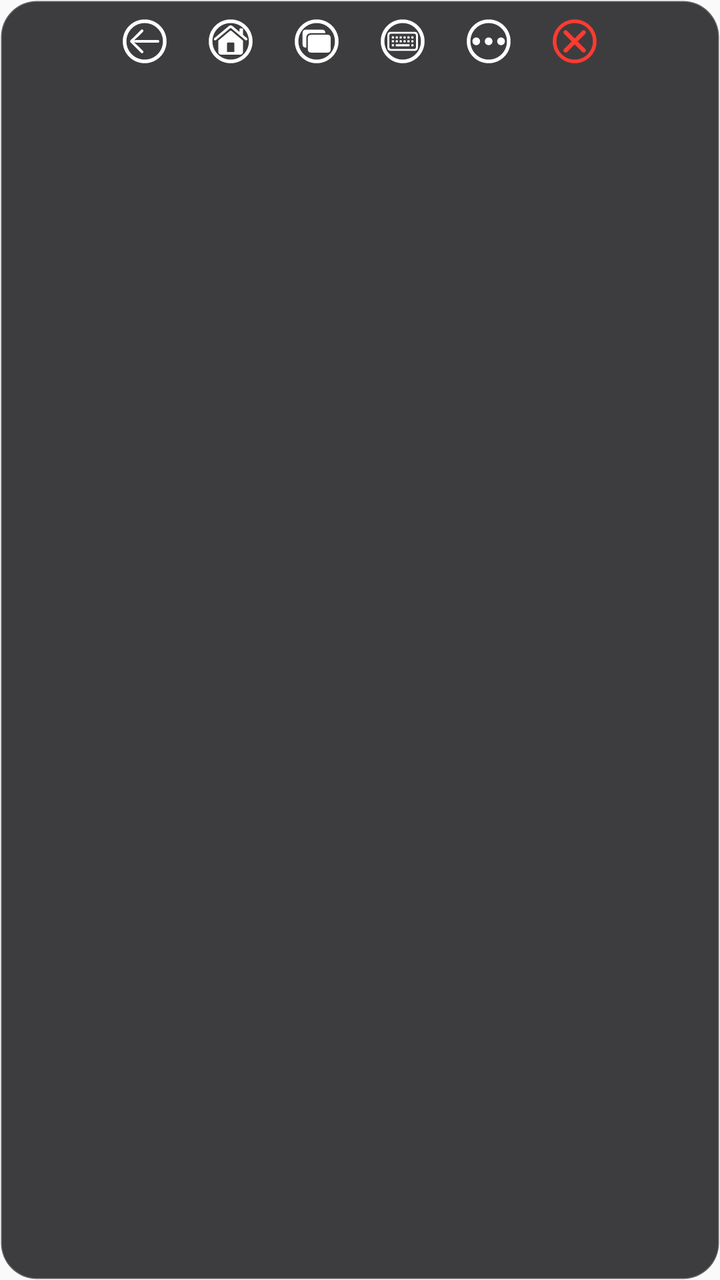
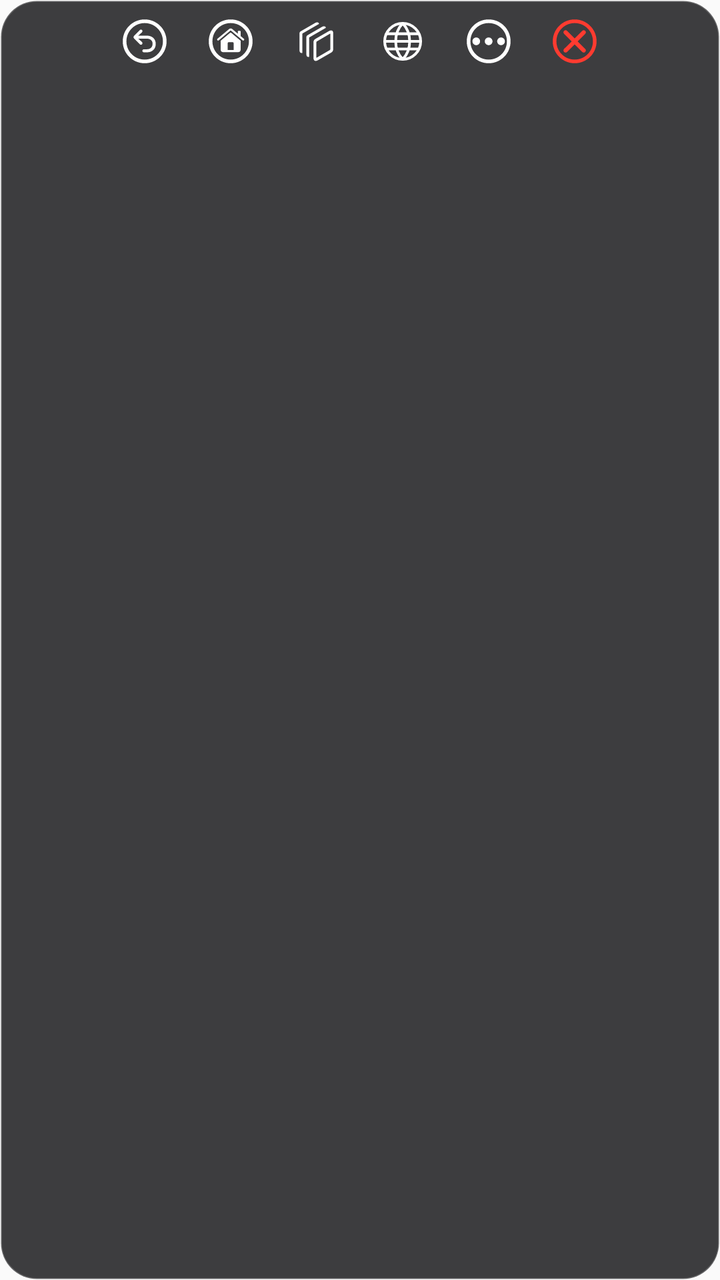

Compare the two renders of this Android layout. The source of the first and the diff that turns it into the second are given below.
<!-- AndroidManifest.xml: application theme Theme.ScreenRemote -->
<!-- res/layout/floating_menu.xml -->
<?xml version="1.0" encoding="utf-8"?>
<LinearLayout xmlns:android="http://schemas.android.com/apk/res/android"
    android:layout_width="wrap_content"
    android:layout_height="wrap_content"
    android:orientation="vertical"
    android:background="@drawable/floating_menu_bg"
    android:paddingStart="7dp"
    android:paddingTop="0.5dp"
    android:paddingEnd="7dp"
    android:paddingBottom="0.5dp"
    android:gravity="center_horizontal">

    <LinearLayout
        android:id="@+id/layout_more_actions"
        android:layout_width="wrap_content"
        android:layout_height="wrap_content"
        android:layout_marginBottom="-4dp"
        android:gravity="center_vertical"
        android:orientation="horizontal"
        android:visibility="gone">

        <ImageButton
            android:id="@+id/btn_rotate_target"
            android:layout_width="42dp"
            android:layout_height="42dp"
            android:background="@android:color/transparent"
            android:contentDescription="@string/floating_menu_rotate_target"
            android:paddingStart="5dp"
            android:paddingTop="7dp"
            android:paddingEnd="5dp"
            android:paddingBottom="3dp"
            android:rotation="90"
            android:scaleType="centerInside"
            android:src="@drawable/ic_toolbar_refresh" />

        <ImageButton
            android:id="@+id/btn_upload"
            android:layout_width="42dp"
            android:layout_height="42dp"
            android:layout_marginStart="3dp"
            android:background="@android:color/transparent"
            android:contentDescription="@string/floating_menu_upload"
            android:paddingStart="5dp"
            android:paddingTop="7dp"
            android:paddingEnd="5dp"
            android:paddingBottom="3dp"
            android:scaleType="centerInside"
            android:src="@drawable/ic_toolbar_share" />

        <ImageButton
            android:id="@+id/btn_layout_inspector"
            android:layout_width="42dp"
            android:layout_height="42dp"
            android:layout_marginStart="3dp"
            android:background="@android:color/transparent"
            android:contentDescription="@string/floating_menu_layout_inspector"
            android:paddingStart="5dp"
            android:paddingTop="7dp"
            android:paddingEnd="5dp"
            android:paddingBottom="3dp"
            android:scaleType="centerInside"
            android:src="@drawable/ic_toolbar_ui" />

        <ImageButton
            android:id="@+id/btn_adapt_resolution"
            android:layout_width="42dp"
            android:layout_height="42dp"
            android:layout_marginStart="3dp"
            android:background="@android:color/transparent"
            android:contentDescription="@string/floating_menu_adapt_device_resolution"
            android:paddingStart="5dp"
            android:paddingTop="7dp"
            android:paddingEnd="5dp"
            android:paddingBottom="3dp"
            android:scaleType="centerInside"
            android:src="@drawable/ic_toolbar_resolution" />
    </LinearLayout>

    <LinearLayout
        android:id="@+id/layout_main_actions"
        android:layout_width="wrap_content"
        android:layout_height="wrap_content"
        android:gravity="center_vertical"
        android:orientation="horizontal">

        <ImageButton
            android:id="@+id/btn_back"
            android:layout_width="40.dp"
            android:layout_height="40.dp"
            android:background="@android:color/transparent"
            android:src="@drawable/ic_toolbar_back"
            android:scaleType="centerInside"
            android:padding="7dp"
            android:contentDescription="@string/floating_menu_back" />

        <ImageButton
            android:id="@+id/btn_home"
            android:layout_width="40.dp"
            android:layout_height="40.dp"
            android:layout_marginStart="3dp"
            android:background="@android:color/transparent"
            android:src="@drawable/ic_toolbar_home"
            android:scaleType="centerInside"
            android:padding="7dp"
            android:contentDescription="@string/floating_menu_home" />

        <ImageButton
            android:id="@+id/btn_recent"
            android:layout_width="40.dp"
            android:layout_height="40.dp"
            android:layout_marginStart="3dp"
            android:background="@android:color/transparent"
            android:src="@drawable/ic_toolbar_switch"
            android:scaleType="centerInside"
            android:padding="7dp"
            android:contentDescription="@string/floating_menu_recents" />

        <ImageButton
            android:id="@+id/btn_keyboard"
            android:layout_width="40.dp"
            android:layout_height="40.dp"
            android:layout_marginStart="3dp"
            android:background="@android:color/transparent"
            android:src="@drawable/ic_toolbar_keyboard"
            android:scaleType="centerInside"
            android:padding="7dp"
            android:contentDescription="@string/floating_menu_keyboard" />

        <ImageButton
            android:id="@+id/btn_menu"
            android:layout_width="40.dp"
            android:layout_height="40.dp"
            android:layout_marginStart="3dp"
            android:background="@android:color/transparent"
            android:src="@drawable/ic_toolbar_more"
            android:scaleType="centerInside"
            android:padding="7dp"
            android:contentDescription="@string/floating_menu_options" />

        <ImageButton
            android:id="@+id/btn_close"
            android:layout_width="40.dp"
            android:layout_height="40.dp"
            android:layout_marginStart="3dp"
            android:background="@android:color/transparent"
            android:contentDescription="@string/floating_menu_disconnect"
            android:padding="7dp"
            android:scaleType="centerInside"
            android:src="@drawable/ic_toolbar_close" />
    </LinearLayout>

</LinearLayout>
<!-- resources referenced by this layout -->
<resources>
  <!-- drawable ic_toolbar_back (drawable) -->
  <?xml version="1.0" encoding="utf-8"?>
  <vector xmlns:android="http://schemas.android.com/apk/res/android"
      android:width="24dp"
      android:height="24dp"
      android:viewportWidth="24.0"
      android:viewportHeight="24.0">
      <group
          android:scaleX="1.1"
          android:scaleY="1.1"
          android:translateX="1.042966"
          android:translateY="1.042966">
          <path
              android:fillColor="#FFFFFFFF"
              android:pathData="M19.9219 9.96094C19.9219 15.459 15.459 19.9219 9.96094 19.9219C4.46289 19.9219 0 15.459 0 9.96094C0 4.46289 4.46289 0 9.96094 0C15.459 0 19.9219 4.46289 19.9219 9.96094ZM1.66016 9.96094C1.66016 14.5508 5.37109 18.2617 9.96094 18.2617C14.5508 18.2617 18.2617 14.5508 18.2617 9.96094C18.2617 5.37109 14.5508 1.66016 9.96094 1.66016C5.37109 1.66016 1.66016 5.37109 1.66016 9.96094Z" />
      </group>
      <group
          android:scaleX="0.805"
          android:scaleY="0.805"
          android:translateX="4.70072"
          android:translateY="6.04116">
          <path
              android:fillColor="#FFFFFFFF"
              android:pathData="M7.42188 14.8047C7.90039 14.8047 8.28125 14.4531 8.28125 13.9648C8.28125 13.7305 8.19336 13.4961 8.03711 13.3496L5.84961 11.123L1.77734 7.40234L5.84961 3.68164L8.03711 1.45508C8.19336 1.29883 8.28125 1.07422 8.28125 0.839844C8.28125 0.351562 7.90039 0 7.42188 0C7.1875 0 6.98242 0.078125 6.76758 0.292969L0.302734 6.74805C0.107422 6.93359 0 7.1582 0 7.40234C0 7.64648 0.107422 7.87109 0.302734 8.05664L6.78711 14.5312C6.98242 14.7168 7.1875 14.8047 7.42188 14.8047ZM4.92188 8.27148L17.2754 8.27148C17.7832 8.27148 18.1348 7.91016 18.1348 7.40234C18.1348 6.89453 17.7832 6.5332 17.2754 6.5332L4.92188 6.5332L1.77734 6.72852C1.37695 6.72852 1.10352 7.00195 1.10352 7.40234C1.10352 7.80273 1.37695 8.07617 1.77734 8.07617Z" />
      </group>
  </vector>
  <!-- drawable ic_toolbar_home: vector/xml drawable (drawable, 2119 chars, omitted) -->
  <!-- drawable ic_toolbar_keyboard: vector/xml drawable (drawable, 7016 chars, omitted) -->
  <!-- drawable ic_toolbar_refresh (drawable) -->
  <?xml version="1.0" encoding="utf-8"?>
  <vector xmlns:android="http://schemas.android.com/apk/res/android"
      android:width="24dp"
      android:height="24dp"
      android:viewportWidth="24.0"
      android:viewportHeight="24.0">
      <group
          android:scaleX="0.9920593912888919"
          android:scaleY="0.9920593912888919"
          android:translateX="0.0"
          android:translateY="2.1133345182931613">
          <path
              android:fillColor="#FFFFFFFF"
              android:pathData="M23.1361 8.33984L18.6537 8.33984C17.9603 8.33984 17.7845 8.80859 18.1556 9.3457L20.3431 12.4609C20.6556 12.9102 21.1244 12.9199 21.4466 12.4609L23.6341 9.35547C24.015 8.80859 23.8294 8.33984 23.1361 8.33984ZM11.9154 1.66016C16.5052 1.66016 20.2162 5.37109 20.2162 9.96094C20.2162 10.4102 20.5873 10.7812 21.056 10.7812C21.5052 10.7812 21.8666 10.4199 21.8763 9.9707C21.8666 4.45312 17.4134 0 11.9154 0C8.98569 0 6.32944 1.26953 4.50327 3.31055C4.10288 3.75 4.2396 4.32617 4.61069 4.58008C4.92319 4.81445 5.34311 4.83398 5.75327 4.39453C7.27671 2.70508 9.47397 1.66016 11.9154 1.66016ZM0.694677 11.582L5.1771 11.582C5.87046 11.582 6.04624 11.1035 5.67515 10.5762L3.48765 7.45117C3.17515 7.01172 2.7064 7.00195 2.38413 7.45117L0.19663 10.5664C-0.184229 11.1035-0.00844799 11.582 0.694677 11.582ZM11.9154 18.2617C7.32554 18.2617 3.6146 14.5508 3.6146 9.96094C3.6146 9.51172 3.23374 9.13086 2.77476 9.13086C2.32554 9.13086 1.96421 9.50195 1.95444 9.95117C1.96421 15.4688 6.41733 19.9219 11.9154 19.9219C14.8451 19.9219 17.5013 18.6523 19.3275 16.6113C19.7279 16.1621 19.5912 15.5957 19.2201 15.332C18.9076 15.1074 18.4876 15.0879 18.0775 15.5176C16.5541 17.207 14.3568 18.2617 11.9154 18.2617Z" />
      </group>
  </vector>
  <!-- drawable ic_toolbar_resolution: vector/xml drawable (drawable, 2079 chars, omitted) -->
  <!-- drawable ic_toolbar_switch (drawable) -->
  <?xml version="1.0" encoding="utf-8"?>
  <vector xmlns:android="http://schemas.android.com/apk/res/android"
      android:width="24dp"
      android:height="24dp"
      android:viewportWidth="24.0"
      android:viewportHeight="24.0">
      <group
          android:scaleX="1.1"
          android:scaleY="1.1"
          android:translateX="1.042966"
          android:translateY="1.042966">
          <path
              android:fillColor="#FFFFFFFF"
              android:pathData="M19.9219 9.96094C19.9219 15.459 15.459 19.9219 9.96094 19.9219C4.46289 19.9219 0 15.459 0 9.96094C0 4.46289 4.46289 0 9.96094 0C15.459 0 19.9219 4.46289 19.9219 9.96094ZM1.66016 9.96094C1.66016 14.5508 5.37109 18.2617 9.96094 18.2617C14.5508 18.2617 18.2617 14.5508 18.2617 9.96094C18.2617 5.37109 14.5508 1.66016 9.96094 1.66016C5.37109 1.66016 1.66016 5.37109 1.66016 9.96094Z" />
      </group>
      <group
          android:scaleX="1.24"
          android:scaleY="1.24"
          android:translateX="-0.351565"
          android:translateY="-0.351565">
          <path
              android:fillColor="#FFFFFFFF"
              android:pathData="M13.4766 6.58203L13.4766 6.66992L7.75391 6.66992C6.50391 6.66992 5.79102 7.39258 5.79102 8.61328L5.79102 12.4902L5.60547 12.4902C4.70703 12.4902 4.26758 12.0508 4.26758 11.1523L4.26758 6.58203C4.26758 5.71289 4.70703 5.26367 5.60547 5.26367L12.1387 5.26367C13.0273 5.26367 13.4766 5.71289 13.4766 6.58203Z" />
          <path
              android:fillColor="#FFFFFFFF"
              android:pathData="M7.75391 14.5117L14.2773 14.5117C15.1758 14.5117 15.6152 14.0723 15.6152 13.1836L15.6152 8.61328C15.6152 7.74414 15.1758 7.28516 14.2773 7.28516L7.75391 7.28516C6.85547 7.28516 6.40625 7.74414 6.40625 8.61328L6.40625 13.1836C6.40625 14.0723 6.85547 14.5117 7.75391 14.5117Z" />
      </group>
  </vector>
  <!-- drawable ic_toolbar_ui: vector/xml drawable (drawable, 2811 chars, omitted) -->
  <!-- unchanged entries left out for length: 15 -->
</resources>

<!-- the commit's change to res/layout/floating_menu.xml (unified diff, before → after) -->
@@ -25,10 +25,10 @@
             android:layout_height="42dp"
             android:background="@android:color/transparent"
             android:contentDescription="@string/floating_menu_rotate_target"
-            android:paddingStart="5dp"
-            android:paddingTop="7dp"
-            android:paddingEnd="5dp"
-            android:paddingBottom="3dp"
+            android:paddingStart="7dp"
+            android:paddingTop="9dp"
+            android:paddingEnd="7dp"
+            android:paddingBottom="5dp"
             android:rotation="90"
             android:scaleType="centerInside"
             android:src="@drawable/ic_toolbar_refresh" />
<!-- resource entries referenced after the edit -->
@@ -14,39 +14,13 @@
           android:translateY="1.042966">
           <path
               android:fillColor="#FFFFFFFF"
-              android:pathData="M19.9219 9.96094C19.9219 15.459 15.459 19.9219 9.96094 19.9219C4.46289 19.9219 0 15.459 0 9.96094C0 4.46289 4.46289 0 9.96094 0C15.459 0 19.9219 4.46289 19.9219 9.96094ZM1.66016 9.96094C1.66016 14.5508 5.37109 18.2617 9.96094 18.2617C14.5508 18.2617 18.2617 14.5508 18.2617 9.96094C18.2617 5.37109 14.5508 1.66016 9.96094 1.66016C5.37109 1.66016 1.66016 5.37109 1.66016 9.96094Z" />
-      </group>
-      <group
-          android:scaleX="0.805"
-          android:scaleY="0.805"
-          android:translateX="4.70072"
-          android:translateY="6.04116">
+              android:pathData="M9.96094 19.9219C15.459 19.9219 19.9219 15.459 19.9219 9.96094C19.9219 4.46289 15.459 0 9.96094 0C4.46289 0 0 4.46289 0 9.96094C0 15.459 4.46289 19.9219 9.96094 19.9219ZM9.96094 18.2617C5.37109 18.2617 1.66016 14.5508 1.66016 9.96094C1.66016 5.37109 5.37109 1.66016 9.96094 1.66016C14.5508 1.66016 18.2617 5.37109 18.2617 9.96094C18.2617 14.5508 14.5508 18.2617 9.96094 18.2617Z" />
           <path
               android:fillColor="#FFFFFFFF"
-              android:pathData="M7.42188 14.8047C7.90039 14.8047 8.28125 14.4531 8.28125 13.9648C8.28125 13.7305 8.19336 13.4961 8.03711 13.3496L5.84961 11.123L1.77734 7.40234L5.84961 3.68164L8.03711 1.45508C8.19336 1.29883 8.28125 1.07422 8.28125 0.839844C8.28125 0.351562 7.90039 0 7.42188 0C7.1875 0 6.98242 0.078125 6.76758 0.292969L0.302734 6.74805C0.107422 6.93359 0 7.1582 0 7.40234C0 7.64648 0.107422 7.87109 0.302734 8.05664L6.78711 14.5312C6.98242 14.7168 7.1875 14.8047 7.42188 14.8047ZM4.92188 8.27148L17.2754 8.27148C17.7832 8.27148 18.1348 7.91016 18.1348 7.40234C18.1348 6.89453 17.7832 6.5332 17.2754 6.5332L4.92188 6.5332L1.77734 6.72852C1.37695 6.72852 1.10352 7.00195 1.10352 7.40234C1.10352 7.80273 1.37695 8.07617 1.77734 8.07617Z" />
+              android:pathData="M4.89258 8.05664C4.89258 8.29102 5 8.48633 5.15625 8.65234L7.76367 11.3086C7.90039 11.4453 8.05664 11.5137 8.26172 11.5137C8.65234 11.5137 8.95508 11.2109 8.95508 10.8008C8.95508 10.625 8.88672 10.4297 8.74023 10.3027L7.51953 9.13086L6.10352 8.07617L7.72461 6.80664L8.73047 5.83008C8.86719 5.71289 8.95508 5.52734 8.95508 5.32227C8.95508 4.92188 8.65234 4.61914 8.25195 4.61914C8.04688 4.61914 7.89062 4.67773 7.75391 4.82422L5.15625 7.46094C5 7.62695 4.89258 7.83203 4.89258 8.05664ZM8.91602 14.2676C8.91602 14.7168 9.23828 14.9609 9.67773 14.9609L11.0156 14.9609C13.291 14.9609 15 13.4961 15 11.1523C15 8.80859 13.3008 7.38281 11.0254 7.38281L8.10547 7.38281L6.18164 7.41211C5.82031 7.42188 5.53711 7.70508 5.53711 8.04688C5.53711 8.4082 5.82031 8.68164 6.18164 8.69141L8.10547 8.75L11.0254 8.75C12.4609 8.75 13.5645 9.57031 13.5645 11.0742C13.5645 12.6172 12.4902 13.5645 11.0156 13.5645L9.6582 13.5645C9.23828 13.5645 8.91602 13.8086 8.91602 14.2676Z" />
       </group>
   </vector>
-  <!-- drawable ic_toolbar_home: vector/xml drawable (drawable, 2119 chars, omitted) -->
-  <!-- drawable ic_toolbar_keyboard: vector/xml drawable (drawable, 7016 chars, omitted) -->
-  <!-- drawable ic_toolbar_refresh (drawable) -->
-  <?xml version="1.0" encoding="utf-8"?>
-  <vector xmlns:android="http://schemas.android.com/apk/res/android"
-      android:width="24dp"
-      android:height="24dp"
-      android:viewportWidth="24.0"
-      android:viewportHeight="24.0">
-      <group
-          android:scaleX="0.9920593912888919"
-          android:scaleY="0.9920593912888919"
-          android:translateX="0.0"
-          android:translateY="2.1133345182931613">
-          <path
-              android:fillColor="#FFFFFFFF"
-              android:pathData="M23.1361 8.33984L18.6537 8.33984C17.9603 8.33984 17.7845 8.80859 18.1556 9.3457L20.3431 12.4609C20.6556 12.9102 21.1244 12.9199 21.4466 12.4609L23.6341 9.35547C24.015 8.80859 23.8294 8.33984 23.1361 8.33984ZM11.9154 1.66016C16.5052 1.66016 20.2162 5.37109 20.2162 9.96094C20.2162 10.4102 20.5873 10.7812 21.056 10.7812C21.5052 10.7812 21.8666 10.4199 21.8763 9.9707C21.8666 4.45312 17.4134 0 11.9154 0C8.98569 0 6.32944 1.26953 4.50327 3.31055C4.10288 3.75 4.2396 4.32617 4.61069 4.58008C4.92319 4.81445 5.34311 4.83398 5.75327 4.39453C7.27671 2.70508 9.47397 1.66016 11.9154 1.66016ZM0.694677 11.582L5.1771 11.582C5.87046 11.582 6.04624 11.1035 5.67515 10.5762L3.48765 7.45117C3.17515 7.01172 2.7064 7.00195 2.38413 7.45117L0.19663 10.5664C-0.184229 11.1035-0.00844799 11.582 0.694677 11.582ZM11.9154 18.2617C7.32554 18.2617 3.6146 14.5508 3.6146 9.96094C3.6146 9.51172 3.23374 9.13086 2.77476 9.13086C2.32554 9.13086 1.96421 9.50195 1.95444 9.95117C1.96421 15.4688 6.41733 19.9219 11.9154 19.9219C14.8451 19.9219 17.5013 18.6523 19.3275 16.6113C19.7279 16.1621 19.5912 15.5957 19.2201 15.332C18.9076 15.1074 18.4876 15.0879 18.0775 15.5176C16.5541 17.207 14.3568 18.2617 11.9154 18.2617Z" />
-      </group>
-  </vector>
-  <!-- drawable ic_toolbar_resolution: vector/xml drawable (drawable, 2079 chars, omitted) -->
-  <!-- drawable ic_toolbar_switch (drawable) -->
+  <!-- drawable ic_toolbar_home (drawable) -->
   <?xml version="1.0" encoding="utf-8"?>
   <vector xmlns:android="http://schemas.android.com/apk/res/android"
       android:width="24dp"
@@ -60,22 +34,116 @@
           android:translateY="1.042966">
           <path
               android:fillColor="#FFFFFFFF"
+              android:pathData="M9.96094 19.9219C15.459 19.9219 19.9219 15.459 19.9219 9.96094C19.9219 4.46289 15.459 0 9.96094 0C4.46289 0 0 4.46289 0 9.96094C0 15.459 4.46289 19.9219 9.96094 19.9219ZM9.96094 18.2617C5.37109 18.2617 1.66016 14.5508 1.66016 9.96094C1.66016 5.37109 5.37109 1.66016 9.96094 1.66016C14.5508 1.66016 18.2617 5.37109 18.2617 9.96094C18.2617 14.5508 14.5508 18.2617 9.96094 18.2617Z" />
+          <path
+              android:fillColor="#FFFFFFFF"
+              android:pathData="M5.41992 13.7598C5.41992 14.4629 5.84961 14.8828 6.58203 14.8828L13.3398 14.8828C14.0723 14.8828 14.4922 14.4629 14.4922 13.7598L14.4922 9.6875L10.2637 6.13281C10.0684 5.9668 9.84375 5.97656 9.64844 6.13281L5.41992 9.67773ZM11.2891 13.9062L8.63281 13.9062L8.63281 10.7617C8.63281 10.5371 8.78906 10.3711 9.0332 10.3711L10.8887 10.3711C11.1426 10.3711 11.2891 10.5371 11.2891 10.7617ZM3.78906 9.16016C3.78906 9.38477 3.96484 9.60938 4.25781 9.60938C4.41406 9.60938 4.53125 9.52148 4.63867 9.42383L9.72656 5.16602C9.89258 5.01953 10.0391 5.03906 10.1953 5.16602L15.2734 9.42383C15.4004 9.52148 15.5078 9.60938 15.6543 9.60938C15.9082 9.60938 16.123 9.43359 16.123 9.17969C16.123 9.01367 16.0742 8.90625 15.957 8.79883L10.6641 4.35547C10.2344 3.99414 9.6875 3.99414 9.26758 4.35547L3.95508 8.79883C3.84766 8.90625 3.78906 9.0332 3.78906 9.16016ZM13.2031 6.83594L14.4922 7.92969L14.4922 5.54688C14.4922 5.33203 14.3555 5.17578 14.1309 5.17578L13.5742 5.17578C13.3594 5.17578 13.2031 5.33203 13.2031 5.54688Z" />
+      </group>
+  </vector>
+  <!-- drawable ic_toolbar_keyboard (drawable) -->
+  <?xml version="1.0" encoding="utf-8"?>
+  <vector xmlns:android="http://schemas.android.com/apk/res/android"
+      android:width="24dp"
+      android:height="24dp"
+      android:viewportWidth="24.0"
+      android:viewportHeight="24.0">
+      <path
+          android:fillColor="@android:color/transparent"
+          android:strokeColor="#FFFFFFFF"
+          android:strokeWidth="1.35"
+          android:strokeLineCap="round"
+          android:pathData="M12 3A9 9 0 1 0 12 21A9 9 0 1 0 12 3ZM3 12H21M12 3C9.7 5.4 8.5 8.4 8.5 12C8.5 15.6 9.7 18.6 12 21M12 3C14.3 5.4 15.5 8.4 15.5 12C15.5 15.6 14.3 18.6 12 21M4 8.2H20M4 15.8H20" />
+  </vector>
+  <!-- drawable ic_toolbar_refresh (drawable) -->
+  <?xml version="1.0" encoding="utf-8"?>
+  <vector xmlns:android="http://schemas.android.com/apk/res/android"
+      android:width="24dp"
+      android:height="24dp"
+      android:viewportWidth="24.0"
+      android:viewportHeight="24.0">
+      <group
+          android:scaleX="0.9"
+          android:scaleY="0.9"
+          android:translateX="1.27615"
+          android:translateY="3.03515">
+          <path
+              android:fillColor="#FFFFFFFF"
+              android:pathData="M23.1361 8.33984L18.6537 8.33984C17.9603 8.33984 17.7845 8.80859 18.1556 9.3457L20.3431 12.4609C20.6556 12.9102 21.1244 12.9199 21.4466 12.4609L23.6341 9.35547C24.015 8.80859 23.8294 8.33984 23.1361 8.33984ZM11.9154 1.66016C16.5052 1.66016 20.2162 5.37109 20.2162 9.96094C20.2162 10.4102 20.5873 10.7812 21.056 10.7812C21.5052 10.7812 21.8666 10.4199 21.8763 9.9707C21.8666 4.45312 17.4134 0 11.9154 0C8.98569 0 6.32944 1.26953 4.50327 3.31055C4.10288 3.75 4.2396 4.32617 4.61069 4.58008C4.92319 4.81445 5.34311 4.83398 5.75327 4.39453C7.27671 2.70508 9.47397 1.66016 11.9154 1.66016ZM0.694677 11.582L5.1771 11.582C5.87046 11.582 6.04624 11.1035 5.67515 10.5762L3.48765 7.45117C3.17515 7.01172 2.7064 7.00195 2.38413 7.45117L0.19663 10.5664C-0.184229 11.1035-0.00844799 11.582 0.694677 11.582ZM11.9154 18.2617C7.32554 18.2617 3.6146 14.5508 3.6146 9.96094C3.6146 9.51172 3.23374 9.13086 2.77476 9.13086C2.32554 9.13086 1.96421 9.50195 1.95444 9.95117C1.96421 15.4688 6.41733 19.9219 11.9154 19.9219C14.8451 19.9219 17.5013 18.6523 19.3275 16.6113C19.7279 16.1621 19.5912 15.5957 19.2201 15.332C18.9076 15.1074 18.4876 15.0879 18.0775 15.5176C16.5541 17.207 14.3568 18.2617 11.9154 18.2617Z" />
+      </group>
+  </vector>
+  <!-- drawable ic_toolbar_resolution: vector/xml drawable (drawable, 2110 chars, omitted) -->
+  <!-- drawable ic_toolbar_switch (drawable) -->
+  <?xml version="1.0" encoding="utf-8"?>
+  <vector xmlns:android="http://schemas.android.com/apk/res/android"
+      android:width="24dp"
+      android:height="24dp"
+      android:viewportWidth="24.0"
+      android:viewportHeight="24.0">
+      <group
+          android:scaleX="0.8761074545793042"
+          android:scaleY="0.8761074545793042"
+          android:translateX="1.617600998762498"
+          android:translateY="0.0">
+          <path
+              android:fillColor="#FFFFFFFF"
+              android:pathData="M13.24 3.73562L3.94531 9.10222C3.73047 9.21941 3.64258 9.37566 3.64258 9.58074L3.64258 20.3155C2.87856 20.4892 2.06055 20.2152 2.06055 18.8678L2.06055 9.5905C2.06055 8.48699 2.17773 8.28191 3.125 7.7448L11.084 3.14519C11.8034 2.73049 12.9481 2.60918 13.24 3.73562Z" />
+          <path
+              android:fillColor="#FFFFFFFF"
+              android:pathData="M17.1287 5.9806L7.83203 11.3483C7.62695 11.4655 7.53906 11.6218 7.53906 11.8268L7.53906 22.5607C6.77206 22.7363 5.95703 22.4636 5.95703 21.1139L5.95703 11.8268C5.95703 10.7331 6.07422 10.528 7.01172 9.98113L14.9805 5.39128C15.701 4.97593 16.8409 4.85488 17.1287 5.9806Z" />
+          <path
+              android:fillColor="#FFFFFFFF"
+              android:pathData="M10.0293 23.2721C10.0293 24.8249 11.1621 25.2839 12.3926 24.571L20.0586 20.1764C20.957 19.6589 21.2793 19.1218 21.2793 18.028L21.2793 8.94597C21.2793 7.44207 20.166 7.10027 18.9355 7.80339L11.2695 12.2272C10.3418 12.7643 10.0293 13.3112 10.0293 14.3757ZM11.6895 22.9596L11.6895 14.405C11.6895 14.0339 11.7969 13.8385 12.1191 13.653L19.5117 9.3073C19.5996 9.25847 19.6777 9.28777 19.6777 9.40496L19.6777 17.9694C19.6777 18.2917 19.5703 18.5358 19.248 18.7311L11.8457 23.0378C11.7578 23.0964 11.6895 23.0573 11.6895 22.9596Z" />
+      </group>
+  </vector>
+  
+      
+  
+  
+  
+  
+  
+  
+  
+  
+  
+  
+  
+  
+  
+  
+  
+  
+  
+  
+  
+  
+  
+  <!-- drawable ic_toolbar_ui (drawable) -->
+  <?xml version="1.0" encoding="utf-8"?>
+  <vector xmlns:android="http://schemas.android.com/apk/res/android"
+      android:width="24dp"
+      android:height="24dp"
+      android:viewportWidth="24.0"
+      android:viewportHeight="24.0">
+      <group
+          android:scaleX="1.1"
+          android:scaleY="1.1"
+          android:translateX="1.042966"
+          android:translateY="1.042966">
+          <path
+              android:fillColor="#FF5DEBFF"
               android:pathData="M19.9219 9.96094C19.9219 15.459 15.459 19.9219 9.96094 19.9219C4.46289 19.9219 0 15.459 0 9.96094C0 4.46289 4.46289 0 9.96094 0C15.459 0 19.9219 4.46289 19.9219 9.96094ZM1.66016 9.96094C1.66016 14.5508 5.37109 18.2617 9.96094 18.2617C14.5508 18.2617 18.2617 14.5508 18.2617 9.96094C18.2617 5.37109 14.5508 1.66016 9.96094 1.66016C5.37109 1.66016 1.66016 5.37109 1.66016 9.96094Z" />
       </group>
       <group
-          android:scaleX="1.24"
-          android:scaleY="1.24"
-          android:translateX="-0.351565"
-          android:translateY="-0.351565">
+          android:scaleX="0.7856771063512172"
+          android:scaleY="0.7856771063512172"
+          android:translateX="0.0"
+          android:translateY="7.998742916629839">
           <path
-              android:fillColor="#FFFFFFFF"
-              android:pathData="M13.4766 6.58203L13.4766 6.66992L7.75391 6.66992C6.50391 6.66992 5.79102 7.39258 5.79102 8.61328L5.79102 12.4902L5.60547 12.4902C4.70703 12.4902 4.26758 12.0508 4.26758 11.1523L4.26758 6.58203C4.26758 5.71289 4.70703 5.26367 5.60547 5.26367L12.1387 5.26367C13.0273 5.26367 13.4766 5.71289 13.4766 6.58203Z" />
-          <path
-              android:fillColor="#FFFFFFFF"
-              android:pathData="M7.75391 14.5117L14.2773 14.5117C15.1758 14.5117 15.6152 14.0723 15.6152 13.1836L15.6152 8.61328C15.6152 7.74414 15.1758 7.28516 14.2773 7.28516L7.75391 7.28516C6.85547 7.28516 6.40625 7.74414 6.40625 8.61328L6.40625 13.1836C6.40625 14.0723 6.85547 14.5117 7.75391 14.5117Z" />
+              android:fillColor="#FF000000"
+              android:pathData="M15.0977 3.65234C15.4297 3.65234 15.7227 3.84766 15.8887 4.20898L16.9434 6.54297C18.1152 9.0918 20.2539 10.1758 22.6074 10.1758C26.0449 10.1758 28.4668 8.05664 29.0234 4.32617L29.209 3.11523C29.4043 1.79688 30.1855 1.37695 30.1855 0.810547C30.1855 0.3125 29.8242 0 29.1504 0C26.0742 0 23.2812 0.15625 21.6211 0.400391C18.1348 0.917969 16.7676 1.80664 15.0977 1.80664C13.418 1.80664 12.0508 0.917969 8.56445 0.400391C6.9043 0.15625 4.11133 0 1.04492 0C0.371094 0 0 0.3125 0 0.810547C0 1.37695 0.791016 1.79688 0.986328 3.11523L1.17188 4.32617C1.71875 8.05664 4.14062 10.1758 7.58789 10.1758C9.94141 10.1758 12.0801 9.0918 13.2422 6.54297L14.3066 4.20898C14.4629 3.84766 14.7559 3.65234 15.0977 3.65234Z" />
       </group>
   </vector>
-  <!-- drawable ic_toolbar_ui: vector/xml drawable (drawable, 2811 chars, omitted) -->
   <!-- unchanged entries left out for length: 15 -->
 </resources>
 
